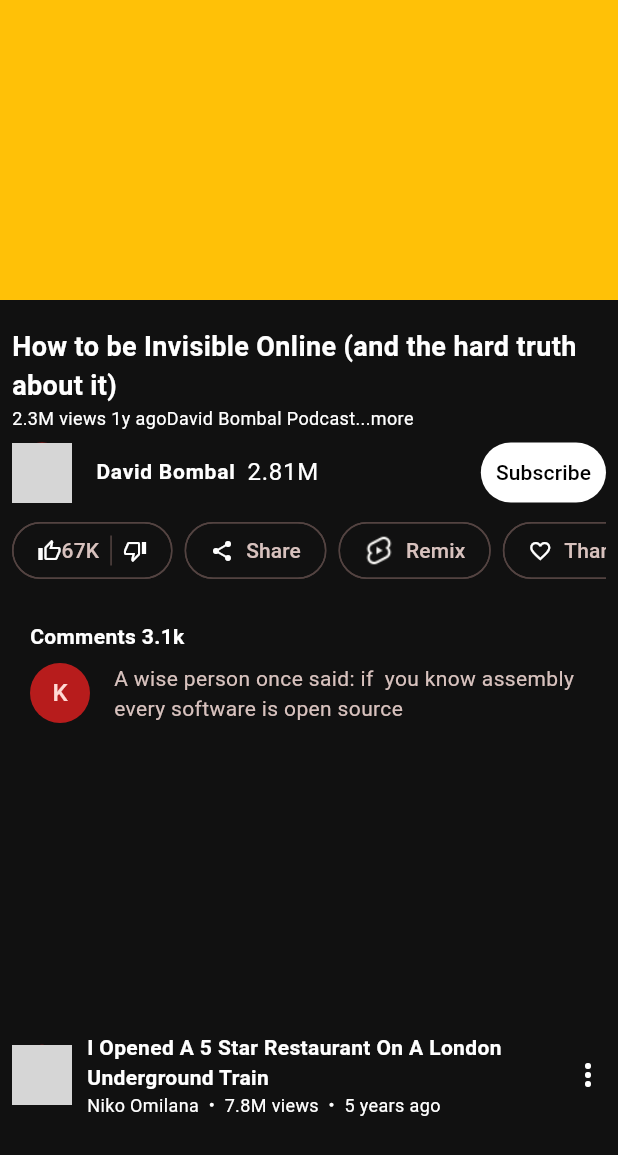
After one commit to gitauMosi/youtube, a Flutter app: the VideoPlayerScreen screen opened directly, on a phone screen of 412 x 824 dp. The commit adds this screen. Shown: the top 1155 px of the screen. Run offline on Flutter 3.47's test engine with Material 3 defaults, Android fonts, the phone set to English and light mode, and no system bars; our stand-ins replace flex_color_scheme, get, youtube_player_flutter; network calls fail; grey boxes are pictures that could not be loaded.

Commit message:
added video player screen

```diff
--- /dev/null
+++ b/lib/features/home/video_player_screen.dart
@@ -0,0 +1,260 @@
+import 'package:flutter/material.dart';
+import 'package:youtube/core/utils/app_strings.dart';
+import 'package:youtube/core/utils/app_styles.dart';
+import 'package:youtube/widgets/post_card.dart';
+
+class VideoPlayerScreen extends StatelessWidget {
+  const VideoPlayerScreen({super.key});
+
+  @override
+  Widget build(BuildContext context) {
+    return Scaffold(
+      body: Padding(
+        padding: EdgeInsets.only(
+          top: MediaQuery.of(context).padding.top,
+        ),
+        child: SingleChildScrollView(
+          child: Column(
+            spacing: 10,
+            children: [
+             _videoSection(context),
+              Column(
+                children: [
+                  _videoInfoSection(),
+                  _commentScetion(),
+                  SizedBox(
+                    child: ListView.builder(
+                      padding: EdgeInsets.all(0),
+                        itemCount: 10,
+                        shrinkWrap: true,
+                        physics: NeverScrollableScrollPhysics(),
+                        itemBuilder: (context, index) {
+                          return PostCard();
+                        }),
+                  )
+                ],
+              )
+            ],
+          ),
+        ),
+      ),
+    );
+  }
+
+  Padding _videoInfoSection() {
+    return Padding(
+      padding: const EdgeInsets.all(8.0),
+      child: Column(
+        children: [
+          Text(
+            "How to be Invisible Online (and the hard truth about it)",
+            overflow: TextOverflow.ellipsis,
+            maxLines: 2,
+            style: AppStyles.titleMediumStyleBold,
+          ),
+          Row(
+            children: [
+              Text(
+                "2.3M views",
+                style: AppStyles.bodySmallStyle,
+              ),
+              Text(
+                " 1y ago",
+                style: AppStyles.bodySmallStyle,
+              ),
+              Text(
+                "David Bombal Podcast",
+                style: AppStyles.bodySmallStyle,
+              ),
+              Text(
+                "...more",
+                style: AppStyles.bodySmallStyle,
+              )
+            ],
+          ),
+          ListTile(
+            contentPadding: EdgeInsets.all(0),
+            leading: CircleAvatar(
+              backgroundImage: NetworkImage(AppStrings.userAvatarStr),
+            ),
+            title: Row(
+              mainAxisSize: MainAxisSize.min,
+              spacing: 8,
+              children: [
+                Text(
+                  "David Bombal",
+                  style: AppStyles.bodyMediumStyleBold,
+                ),
+                Text("2.81M")
+              ],
+            ),
+            trailing: ElevatedButton(
+                style: ElevatedButton.styleFrom(
+                    elevation: 0,
+                    padding: EdgeInsets.symmetric(horizontal: 10, vertical: 6),
+                    backgroundColor: Colors.white),
+                onPressed: () {},
+                child: Text(
+                  "Subscribe",
+                  style: TextStyle(color: Colors.black),
+                )),
+          ),
+          SingleChildScrollView(
+            scrollDirection: Axis.horizontal,
+            child: Row(
+              children: [
+                CustomReactChip(
+                  child: Row(
+                    children: [
+                      Icon(
+                        Icons.thumb_up_outlined,
+                        size: 16,
+                      ),
+                      Text(
+                        "67K",
+                      ),
+                      VerticalDivider(),
+                      Icon(
+                        Icons.thumb_down_outlined,
+                        size: 16,
+                      )
+                    ],
+                  ),
+                ),
+                CustomReactChip(
+                    child: Row(
+                  spacing: 8,
+                  children: [
+                    Icon(
+                      Icons.share,
+                      size: 16,
+                    ),
+                    Text("Share")
+                  ],
+                )),
+                CustomReactChip(
+                    child: Row(
+                  spacing: 8,
+                  children: [
+                    Image.asset(
+                      "assets/icons/short_light.png",
+                      width: 20,
+                    ),
+                    Text("Remix")
+                  ],
+                )),
+                CustomReactChip(
+                    child: Row(
+                  spacing: 8,
+                  children: [
+                    Icon(
+                      Icons.favorite_border_outlined,
+                      size: 16,
+                    ),
+                    Text("Thanks")
+                  ],
+                )),
+                CustomReactChip(
+                    child: Row(
+                  spacing: 8,
+                  children: [
+                    Icon(
+                      Icons.download,
+                      size: 16,
+                    ),
+                    Text("Download")
+                  ],
+                )),
+                CustomReactChip(
+                    child: Row(
+                  spacing: 8,
+                  children: [
+                    Icon(
+                      Icons.bookmark_outline,
+                      size: 16,
+                    ),
+                    Text("Save")
+                  ],
+                )),
+                CustomReactChip(
+                    child: Row(
+                  spacing: 8,
+                  children: [
+                    Icon(
+                      Icons.report_outlined,
+                      size: 16,
+                    ),
+                    Text("Report")
+                  ],
+                )),
+              ],
+            ),
+          ),
+        ],
+      ),
+    );
+  }
+
+  Container _videoSection(BuildContext context) {
+    return Container(
+      height: 200,
+      width: MediaQuery.of(context).size.width,
+      decoration: BoxDecoration(color: Colors.amber),
+    );
+  }
+}
+
+class _commentScetion extends StatelessWidget {
+  const _commentScetion({
+    super.key,
+  });
+
+  @override
+  Widget build(BuildContext context) {
+    return Container(
+      padding: EdgeInsets.all(10.0),
+      margin: EdgeInsets.symmetric(vertical: 5, horizontal: 10.0),
+      decoration: BoxDecoration(
+          borderRadius: BorderRadius.circular(16),
+          color: Theme.of(context).cardColor),
+      child: Column(
+        children: [
+          Row(
+            children: [
+              Text(
+                "Comments 3.1k",
+                style: AppStyles.bodyMediumStyleBold,
+              ),
+            ],
+          ),
+          ListTile(
+            contentPadding: EdgeInsets.all(0),
+            leading: CircleAvatar(
+              child: Text("K"),
+              radius: 20,
+            ),
+            subtitle: Text(
+                "A wise person once said: if  you know assembly every software is open source"),
+          )
+        ],
+      ),
+    );
+  }
+}
+
+class CustomReactChip extends StatelessWidget {
+  Widget child;
+  CustomReactChip({super.key, required this.child});
+
+  @override
+  Widget build(BuildContext context) {
+    return Padding(
+      padding: const EdgeInsets.only(right: 8),
+      child: Chip(
+          shape:
+              RoundedRectangleBorder(borderRadius: BorderRadius.circular(20)),
+          backgroundColor: Theme.of(context).cardColor,
+          label: child),
+    );
+  }
+}
--- a/lib/widgets/post_card.dart
+++ b/lib/widgets/post_card.dart
@@ -1,5 +1,7 @@
 import 'package:flutter/material.dart';
+import 'package:get/get.dart';
 import 'package:youtube/core/utils/app_strings.dart';
+import 'package:youtube/features/home/video_player_screen.dart';
 
 class PostCard extends StatelessWidget {
   const PostCard({super.key,});
@@ -9,10 +11,15 @@ class PostCard extends StatelessWidget {
 
     return Column(
       children: [
-        Container(
-          height: 175,
-          width: MediaQuery.of(context).size.width,
-          color: Theme.of(context).cardColor,
+        GestureDetector(
+          onTap: (){
+            Get.to(()=>VideoPlayerScreen());
+          },
+          child: Container(
+            height: 175,
+            width: MediaQuery.of(context).size.width,
+            color: Theme.of(context).cardColor,
+          ),
         ),
         SizedBox(height: 8),
         Row(
```
